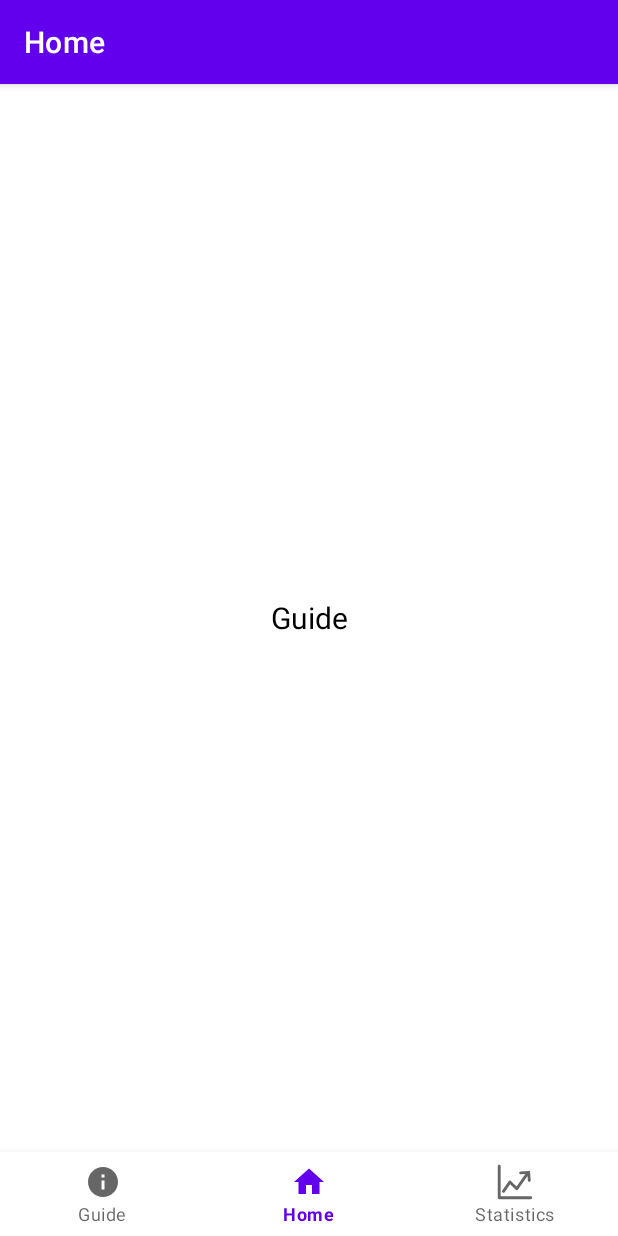
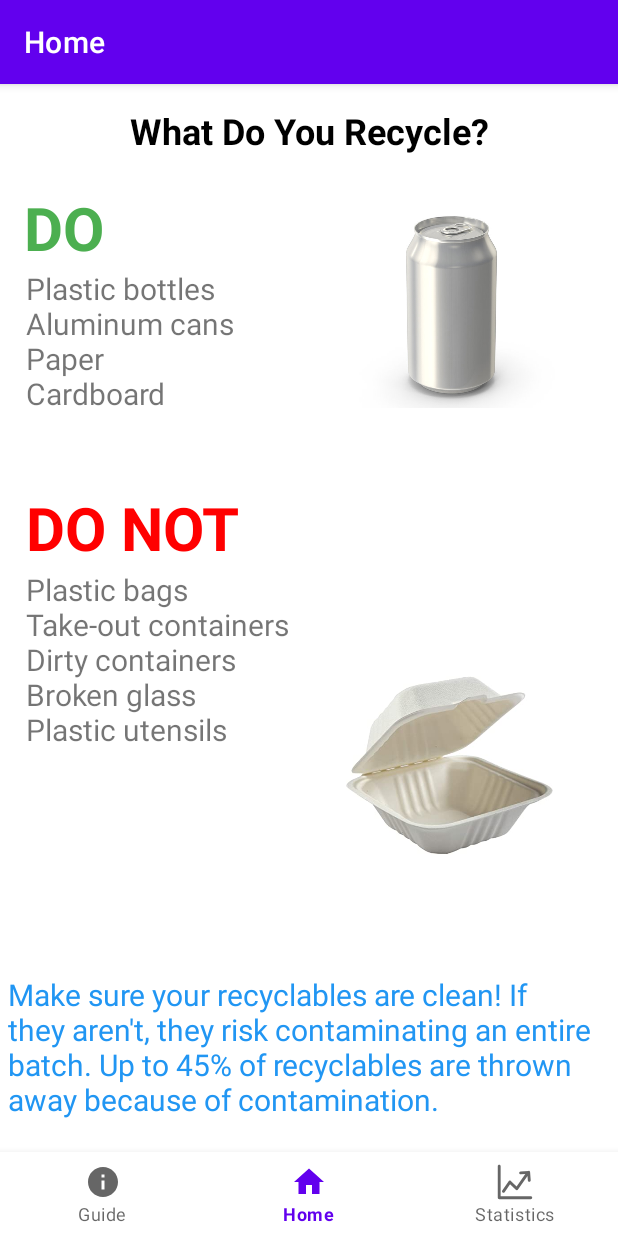
Before and after one commit to pm3512/RecycleTrackerHackCMU, an Android app: the fragment GuideFragment placed in its activity, on a phone screen of 412 x 824 dp. Run offline under Robolectric (Android 15) with nearby library versions, the light colour scheme and no system bars.

Commit message:
Added guide

```diff
--- a/app/src/main/res/layout/fragment_guide.xml
+++ b/app/src/main/res/layout/fragment_guide.xml
@@ -1,16 +1,124 @@
 <?xml version="1.0" encoding="utf-8"?>
-<FrameLayout xmlns:android="http://schemas.android.com/apk/res/android"
+<androidx.constraintlayout.widget.ConstraintLayout xmlns:android="http://schemas.android.com/apk/res/android"
+    xmlns:app="http://schemas.android.com/apk/res-auto"
     xmlns:tools="http://schemas.android.com/tools"
     android:layout_width="match_parent"
     android:layout_height="match_parent"
+    android:background="#FFFFFF"
     tools:context=".GuideFragment">
 
     <TextView
+        android:id="@+id/textView"
         android:layout_width="match_parent"
-        android:layout_height="match_parent"
-        android:text="Guide"
-        android:gravity="center"
-        android:textSize="20dp"
-        android:textColor="#000"/>
+        android:layout_height="wrap_content"
+        android:text="What Do You Recycle?"
+        android:textAlignment="center"
+        android:textColor="#000000"
+        android:textSize="24sp"
+        android:textStyle="bold"
+        app:layout_constraintBottom_toBottomOf="parent"
+        app:layout_constraintEnd_toEndOf="parent"
+        app:layout_constraintHorizontal_bias="0.0"
+        app:layout_constraintStart_toStartOf="parent"
+        app:layout_constraintTop_toTopOf="parent"
+        app:layout_constraintVertical_bias="0.022" />
 
-</FrameLayout>
+    <TextView
+        android:id="@+id/textView10"
+        android:layout_width="wrap_content"
+        android:layout_height="wrap_content"
+        android:text="Plastic bottles \nAluminum cans \nPaper \nCardboard"
+        android:textAlignment="textStart"
+        android:textSize="20sp"
+        app:layout_constraintBottom_toTopOf="@+id/textView3"
+        app:layout_constraintEnd_toEndOf="parent"
+        app:layout_constraintHorizontal_bias="0.064"
+        app:layout_constraintStart_toStartOf="parent"
+        app:layout_constraintTop_toBottomOf="@+id/textView2"
+        app:layout_constraintVertical_bias="0.0" />
+
+    <TextView
+        android:id="@+id/textView15"
+        android:layout_width="wrap_content"
+        android:layout_height="wrap_content"
+        android:text="Plastic bags \nTake-out containers \nDirty containers\nBroken glass\nPlastic utensils"
+        android:textAlignment="textStart"
+        android:textSize="20sp"
+        app:layout_constraintBottom_toBottomOf="parent"
+        app:layout_constraintEnd_toEndOf="parent"
+        app:layout_constraintHorizontal_bias="0.074"
+        app:layout_constraintStart_toStartOf="parent"
+        app:layout_constraintTop_toBottomOf="@+id/textView3"
+        app:layout_constraintVertical_bias="0.003" />
+
+    <TextView
+        android:id="@+id/textView3"
+        android:layout_width="wrap_content"
+        android:layout_height="wrap_content"
+        android:text="DO NOT"
+        android:textColor="#FF0000"
+        android:textSize="40sp"
+        android:textStyle="bold"
+        app:layout_constraintBottom_toBottomOf="parent"
+        app:layout_constraintEnd_toEndOf="parent"
+        app:layout_constraintHorizontal_bias="0.063"
+        app:layout_constraintStart_toStartOf="parent"
+        app:layout_constraintTop_toBottomOf="@+id/textView2"
+        app:layout_constraintVertical_bias="0.273" />
+
+    <ImageView
+        android:id="@+id/imageView2"
+        android:layout_width="138dp"
+        android:layout_height="130dp"
+        android:src="@drawable/takeout"
+        app:layout_constraintBottom_toTopOf="@+id/textView16"
+        app:layout_constraintEnd_toEndOf="parent"
+        app:layout_constraintHorizontal_bias="0.426"
+        app:layout_constraintStart_toEndOf="@+id/textView15"
+        app:layout_constraintTop_toTopOf="@+id/imageView"
+        app:layout_constraintVertical_bias="0.85" />
+
+    <TextView
+        android:id="@+id/textView2"
+        android:layout_width="wrap_content"
+        android:layout_height="wrap_content"
+        android:text="DO"
+        android:textColor="#4CAF50"
+        android:textSize="40sp"
+        android:textStyle="bold"
+        app:layout_constraintBottom_toBottomOf="parent"
+        app:layout_constraintEnd_toEndOf="parent"
+        app:layout_constraintHorizontal_bias="0.045"
+        app:layout_constraintStart_toStartOf="parent"
+        app:layout_constraintTop_toBottomOf="@+id/textView"
+        app:layout_constraintVertical_bias="0.035" />
+
+    <TextView
+        android:id="@+id/textView16"
+        android:layout_width="wrap_content"
+        android:layout_height="wrap_content"
+        android:padding="5sp"
+        android:text="Make sure your recyclables are clean! If they aren't, they risk contaminating an entire batch. Up to 45% of recyclables are thrown away because of contamination."
+        android:textAlignment="textStart"
+        android:textColor="#2196F3"
+        android:textSize="20sp"
+        app:layout_constraintBottom_toBottomOf="parent"
+        app:layout_constraintEnd_toEndOf="parent"
+        app:layout_constraintHorizontal_bias="0.0"
+        app:layout_constraintStart_toStartOf="parent"
+        app:layout_constraintTop_toBottomOf="@+id/textView"
+        app:layout_constraintVertical_bias="0.971" />
+
+    <ImageView
+        android:id="@+id/imageView"
+        android:layout_width="138dp"
+        android:layout_height="294dp"
+        android:src="@drawable/can"
+        app:layout_constraintBottom_toTopOf="@+id/textView16"
+        app:layout_constraintEnd_toEndOf="parent"
+        app:layout_constraintHorizontal_bias="0.628"
+        app:layout_constraintStart_toEndOf="@+id/textView10"
+        app:layout_constraintTop_toTopOf="parent"
+        app:layout_constraintVertical_bias="0.0" />
+
+</androidx.constraintlayout.widget.ConstraintLayout>
```
Also changed, not shown: app/src/main/res/drawable/can.jpg (added), app/src/main/res/drawable/symbol.jpg (added), app/src/main/res/drawable/takeout.jpg (added).
